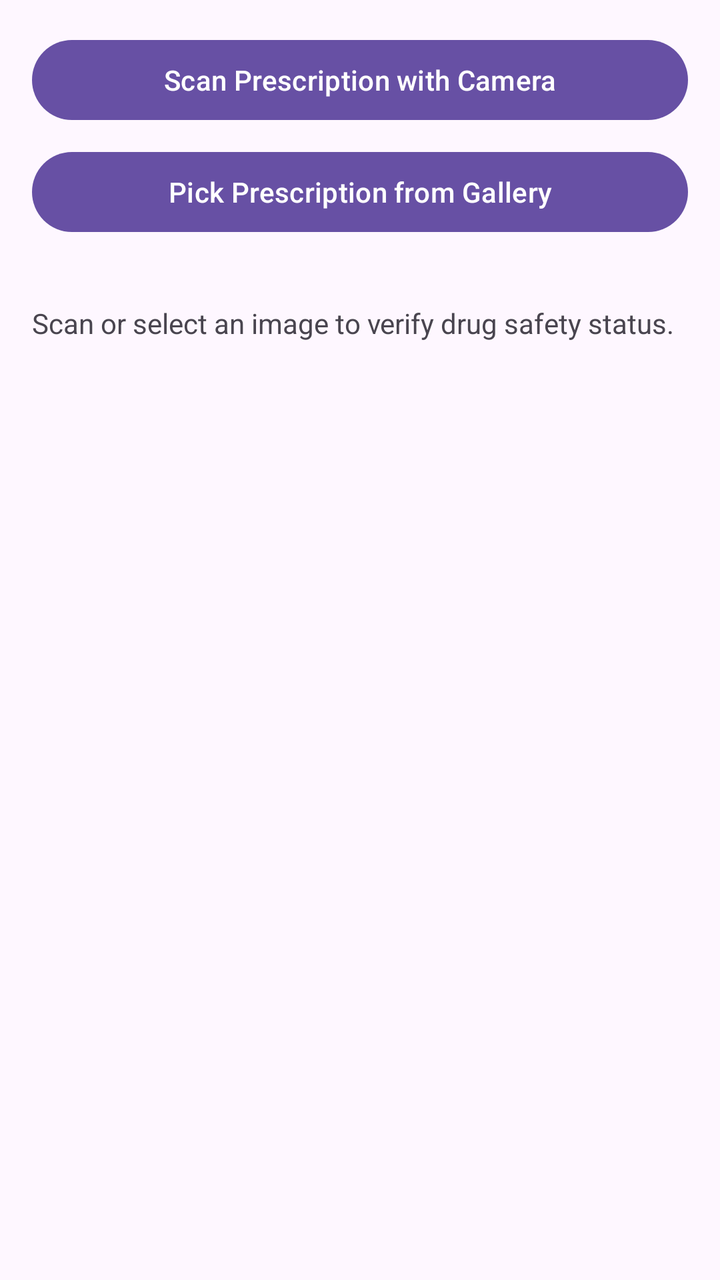
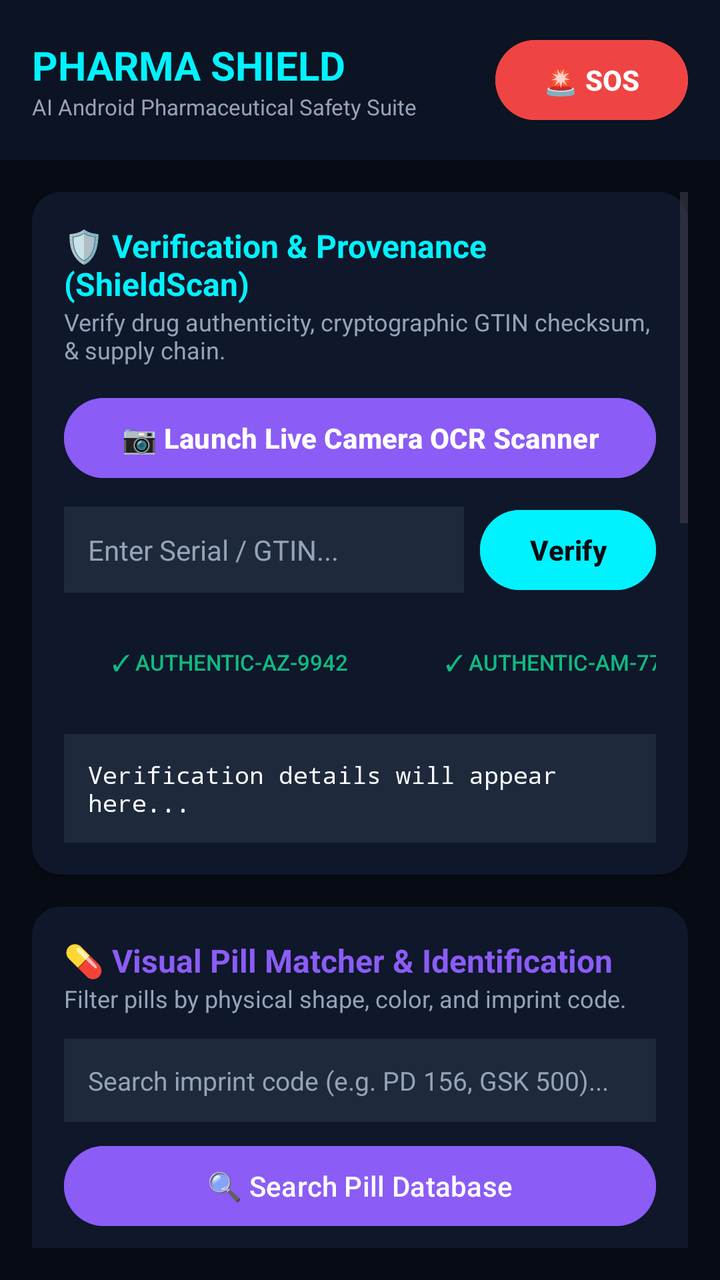

Before-and-after screenshots of an Android layout around one commit, followed by the original layout XML and the change that was made.
<!-- AndroidManifest.xml: application theme Theme.PharmaShield -->
<!-- res/layout/activity_main.xml -->
<?xml version="1.0" encoding="utf-8"?>
<LinearLayout xmlns:android="http://schemas.android.com/apk/res/android"
    android:layout_width="match_parent"
    android:layout_height="match_parent"
    android:orientation="vertical"
    android:padding="16dp">

    <Button
        android:id="@+id/scanButton"
        android:layout_width="match_parent"
        android:layout_height="wrap_content"
        android:text="Scan Prescription with Camera" />

    <Button
        android:id="@+id/galleryButton"
        android:layout_width="match_parent"
        android:layout_height="wrap_content"
        android:layout_marginTop="8dp"
        android:text="Pick Prescription from Gallery" />

    
    <FrameLayout
        android:id="@+id/bannedAlertContainer"
        android:layout_width="match_parent"
        android:layout_height="wrap_content"
        android:layout_marginTop="16dp" />

    <ScrollView
        android:layout_width="match_parent"
        android:layout_height="match_parent"
        android:layout_marginTop="16dp">

        <TextView
            android:id="@+id/resultTextView"
            android:layout_width="match_parent"
            android:layout_height="wrap_content"
            android:text="Scan or select an image to verify drug safety status."
            android:textSize="14sp" />
    </ScrollView>

</LinearLayout>
<!-- resources referenced by this layout -->
<resources>
  <style name="Theme.PharmaShield" parent="Base.Theme.PharmaShield" />
  <style name="Base.Theme.PharmaShield" parent="Theme.Material3.DayNight.NoActionBar">
          
          
      </style>
</resources>

<!-- the commit's change to res/layout/activity_main.xml (unified diff, before → after) -->
@@ -1,41 +1,500 @@
 <?xml version="1.0" encoding="utf-8"?>
 <LinearLayout xmlns:android="http://schemas.android.com/apk/res/android"
+    xmlns:app="http://schemas.android.com/apk/res-auto"
     android:layout_width="match_parent"
     android:layout_height="match_parent"
     android:orientation="vertical"
-    android:padding="16dp">
-
-    <Button
-        android:id="@+id/scanButton"
+    android:background="@color/bg_dark">
+
+    
+    <LinearLayout
         android:layout_width="match_parent"
         android:layout_height="wrap_content"
-        android:text="Scan Prescription with Camera" />
-
-    <Button
-        android:id="@+id/galleryButton"
-        android:layout_width="match_parent"
-        android:layout_height="wrap_content"
-        android:layout_marginTop="8dp"
-        android:text="Pick Prescription from Gallery" />
-
-    
-    <FrameLayout
-        android:id="@+id/bannedAlertContainer"
-        android:layout_width="match_parent"
-        android:layout_height="wrap_content"
-        android:layout_marginTop="16dp" />
+        android:orientation="horizontal"
+        android:padding="16dp"
+        android:background="#0C1322"
+        android:gravity="center_vertical">
+
+        <LinearLayout
+            android:layout_width="0dp"
+            android:layout_height="wrap_content"
+            android:layout_weight="1"
+            android:orientation="vertical">
+
+            <TextView
+                android:layout_width="wrap_content"
+                android:layout_height="wrap_content"
+                android:text="PHARMA SHIELD"
+                android:textColor="@color/cyan_primary"
+                android:textSize="20sp"
+                android:textStyle="bold" />
+
+            <TextView
+                android:layout_width="wrap_content"
+                android:layout_height="wrap_content"
+                android:text="AI Android Pharmaceutical Safety Suite"
+                android:textColor="@color/text_muted"
+                android:textSize="11sp" />
+        </LinearLayout>
+
+        <Button
+            android:id="@+id/btnEmergencySos"
+            android:layout_width="wrap_content"
+            android:layout_height="wrap_content"
+            android:text="🚨 SOS"
+            android:backgroundTint="@color/crimson_danger"
+            android:textColor="#FFFFFF"
+            android:textStyle="bold" />
+    </LinearLayout>
 
     <ScrollView
         android:layout_width="match_parent"
         android:layout_height="match_parent"
-        android:layout_marginTop="16dp">
-
-        <TextView
-            android:id="@+id/resultTextView"
+        android:padding="16dp">
+
+        <LinearLayout
             android:layout_width="match_parent"
             android:layout_height="wrap_content"
-            android:text="Scan or select an image to verify drug safety status."
-            android:textSize="14sp" />
+            android:orientation="vertical">
+
+            
+            <androidx.cardview.widget.CardView
+                android:layout_width="match_parent"
+                android:layout_height="wrap_content"
+                app:cardBackgroundColor="@color/bg_card"
+                app:cardCornerRadius="14dp"
+                app:cardElevation="4dp"
+                android:layout_marginBottom="16dp">
+
+                <LinearLayout
+                    android:layout_width="match_parent"
+                    android:layout_height="wrap_content"
+                    android:orientation="vertical"
+                    android:padding="16dp">
+
+                    <TextView
+                        android:layout_width="wrap_content"
+                        android:layout_height="wrap_content"
+                        android:text="🛡️ Verification &amp; Provenance (ShieldScan)"
+                        android:textColor="@color/cyan_primary"
+                        android:textSize="16sp"
+                        android:textStyle="bold" />
+
+                    <TextView
+                        android:layout_width="wrap_content"
+                        android:layout_height="wrap_content"
+                        android:text="Verify drug authenticity, cryptographic GTIN checksum, &amp; supply chain."
+                        android:textColor="@color/text_muted"
+                        android:textSize="12sp"
+                        android:layout_marginBottom="12dp" />
+
+                    <Button
+                        android:id="@+id/btnCameraScan"
+                        android:layout_width="match_parent"
+                        android:layout_height="wrap_content"
+                        android:text="📷 Launch Live Camera OCR Scanner"
+                        android:backgroundTint="@color/violet_accent"
+                        android:textColor="#FFFFFF"
+                        android:textStyle="bold" />
+
+                    <LinearLayout
+                        android:layout_width="match_parent"
+                        android:layout_height="wrap_content"
+                        android:orientation="horizontal"
+                        android:layout_marginTop="8dp">
+
+                        <EditText
+                            android:id="@+id/etSerialInput"
+                            android:layout_width="0dp"
+                            android:layout_height="wrap_content"
+                            android:layout_weight="1"
+                            android:hint="Enter Serial / GTIN..."
+                            android:textColorHint="@color/text_muted"
+                            android:textColor="@color/text_main"
+                            android:background="@color/bg_input"
+                            android:padding="12dp"
+                            android:textSize="14sp" />
+
+                        <Button
+                            android:id="@+id/btnVerifySerial"
+                            android:layout_width="wrap_content"
+                            android:layout_height="wrap_content"
+                            android:layout_marginStart="8dp"
+                            android:text="Verify"
+                            android:backgroundTint="@color/cyan_primary"
+                            android:textColor="@color/bg_dark"
+                            android:textStyle="bold" />
+                    </LinearLayout>
+
+                    
+                    <HorizontalScrollView
+                        android:layout_width="match_parent"
+                        android:layout_height="wrap_content"
+                        android:layout_marginTop="8dp"
+                        android:scrollbars="none">
+
+                        <LinearLayout
+                            android:layout_width="wrap_content"
+                            android:layout_height="wrap_content"
+                            android:orientation="horizontal">
+
+                            <Button
+                                android:id="@+id/chipAuthentic1"
+                                style="?android:attr/borderlessButtonStyle"
+                                android:layout_width="wrap_content"
+                                android:layout_height="wrap_content"
+                                android:text="✓ AUTHENTIC-AZ-9942"
+                                android:textColor="@color/emerald_success"
+                                android:textSize="11sp" />
+
+                            <Button
+                                android:id="@+id/chipAuthentic2"
+                                style="?android:attr/borderlessButtonStyle"
+                                android:layout_width="wrap_content"
+                                android:layout_height="wrap_content"
+                                android:text="✓ AUTHENTIC-AM-7721"
+                                android:textColor="@color/emerald_success"
+                                android:textSize="11sp" />
+
+                            <Button
+                                android:id="@+id/chipFake"
+                                style="?android:attr/borderlessButtonStyle"
+                                android:layout_width="wrap_content"
+                                android:layout_height="wrap_content"
+                                android:text="⚠️ FAKE-108"
+                                android:textColor="@color/crimson_danger"
+                                android:textSize="11sp" />
+
+                            <Button
+                                android:id="@+id/chipRecalled"
+                                style="?android:attr/borderlessButtonStyle"
+                                android:layout_width="wrap_content"
+                                android:layout_height="wrap_content"
+                                android:text="🛑 RECALLED-404"
+                                android:textColor="@color/amber_warning"
+                                android:textSize="11sp" />
+                        </LinearLayout>
+                    </HorizontalScrollView>
+
+                    
+                    <TextView
+                        android:id="@+id/tvVerificationResult"
+                        android:layout_width="match_parent"
+                        android:layout_height="wrap_content"
+                        android:layout_marginTop="12dp"
+                        android:background="@color/bg_input"
+                        android:padding="12dp"
+                        android:text="Verification details will appear here..."
+                        android:textColor="@color/text_main"
+                        android:textSize="12sp"
+                        android:fontFamily="monospace" />
+                </LinearLayout>
+            </androidx.cardview.widget.CardView>
+
+            
+            <androidx.cardview.widget.CardView
+                android:layout_width="match_parent"
+                android:layout_height="wrap_content"
+                app:cardBackgroundColor="@color/bg_card"
+                app:cardCornerRadius="14dp"
+                app:cardElevation="4dp"
+                android:layout_marginBottom="16dp">
+
+                <LinearLayout
+                    android:layout_width="match_parent"
+                    android:layout_height="wrap_content"
+                    android:orientation="vertical"
+                    android:padding="16dp">
+
+                    <TextView
+                        android:layout_width="wrap_content"
+                        android:layout_height="wrap_content"
+                        android:text="💊 Visual Pill Matcher &amp; Identification"
+                        android:textColor="@color/violet_accent"
+                        android:textSize="16sp"
+                        android:textStyle="bold" />
+
+                    <TextView
+                        android:layout_width="wrap_content"
+                        android:layout_height="wrap_content"
+                        android:text="Filter pills by physical shape, color, and imprint code."
+                        android:textColor="@color/text_muted"
+                        android:textSize="12sp"
+                        android:layout_marginBottom="12dp" />
+
+                    <EditText
+                        android:id="@+id/etPillImprint"
+                        android:layout_width="match_parent"
+                        android:layout_height="wrap_content"
+                        android:hint="Search imprint code (e.g. PD 156, GSK 500)..."
+                        android:textColorHint="@color/text_muted"
+                        android:textColor="@color/text_main"
+                        android:background="@color/bg_input"
+                        android:padding="12dp"
+                        android:textSize="13sp" />
+
+                    <Button
+                        android:id="@+id/btnFilterPills"
+                        android:layout_width="match_parent"
+                        android:layout_height="wrap_content"
+                        android:layout_marginTop="8dp"
+                        android:text="🔍 Search Pill Database"
+                        android:backgroundTint="@color/violet_accent"
+                        android:textColor="#FFFFFF" />
+
+                    <TextView
+                        android:id="@+id/tvPillResults"
+                        android:layout_width="match_parent"
+                        android:layout_height="wrap_content"
+                        android:layout_marginTop="12dp"
+                        android:background="@color/bg_input"
+                        android:padding="12dp"
+                        android:text="Pill matches will be displayed here..."
+                        android:textColor="@color/text_main"
+                        android:textSize="12sp" />
+                </LinearLayout>
+            </androidx.cardview.widget.CardView>
+
+            
+            <androidx.cardview.widget.CardView
+                android:layout_width="match_parent"
+                android:layout_height="wrap_content"
+                app:cardBackgroundColor="@color/bg_card"
+                app:cardCornerRadius="14dp"
+                app:cardElevation="4dp"
+                android:layout_marginBottom="16dp">
+
+                <LinearLayout
+                    android:layout_width="match_parent"
+                    android:layout_height="wrap_content"
+                    android:orientation="vertical"
+                    android:padding="16dp">
+
+                    <TextView
+                        android:layout_width="wrap_content"
+                        android:layout_height="wrap_content"
+                        android:text="⚠️ Multi-Drug Interaction &amp; Health Matrix"
+                        android:textColor="@color/amber_warning"
+                        android:textSize="16sp"
+                        android:textStyle="bold" />
+
+                    <TextView
+                        android:layout_width="wrap_content"
+                        android:layout_height="wrap_content"
+                        android:text="Select active medications &amp; patient health conditions to evaluate hazards."
+                        android:textColor="@color/text_muted"
+                        android:textSize="12sp"
+                        android:layout_marginBottom="8dp" />
+
+                    <CheckBox
+                        android:id="@+id/cbWarfarin"
+                        android:layout_width="wrap_content"
+                        android:layout_height="wrap_content"
+                        android:text="Warfarin (Blood Thinner)"
+                        android:textColor="@color/text_main"
+                        android:checked="true" />
+
+                    <CheckBox
+                        android:id="@+id/cbAspirin"
+                        android:layout_width="wrap_content"
+                        android:layout_height="wrap_content"
+                        android:text="Aspirin (Antiplatelet)"
+                        android:textColor="@color/text_main"
+                        android:checked="true" />
+
+                    <CheckBox
+                        android:id="@+id/cbIbuprofen"
+                        android:layout_width="wrap_content"
+                        android:layout_height="wrap_content"
+                        android:text="Ibuprofen (NSAID Pain Reliever)"
+                        android:textColor="@color/text_main" />
+
+                    <CheckBox
+                        android:id="@+id/cbMetformin"
+                        android:layout_width="wrap_content"
+                        android:layout_height="wrap_content"
+                        android:text="Metformin (Diabetes)"
+                        android:textColor="@color/text_main" />
+
+                    <View
+                        android:layout_width="match_parent"
+                        android:layout_height="1dp"
+                        android:background="@color/bg_input"
+                        android:layout_marginVertical="8dp" />
+
+                    <TextView
+                        android:layout_width="wrap_content"
+                        android:layout_height="wrap_content"
+                        android:text="Patient Conditions:"
+                        android:textColor="@color/cyan_primary"
+                        android:textStyle="bold"
+                        android:textSize="12sp" />
+
+                    <CheckBox
+                        android:id="@+id/cbKidney"
+                        android:layout_width="wrap_content"
+                        android:layout_height="wrap_content"
+                        android:text="Kidney Impairment / Renal Disease"
+                        android:textColor="@color/text_main" />
+
+                    <CheckBox
+                        android:id="@+id/cbPregnancy"
+                        android:layout_width="wrap_content"
+                        android:layout_height="wrap_content"
+                        android:text="Pregnancy / Lactation"
+                        android:textColor="@color/text_main" />
+
+                    <Button
+                        android:id="@+id/btnEvaluateMatrix"
+                        android:layout_width="match_parent"
+                        android:layout_height="wrap_content"
+                        android:layout_marginTop="8dp"
+                        android:text="⚡ Calculate Interaction Hazards"
+                        android:backgroundTint="@color/amber_warning"
+                        android:textColor="@color/bg_dark"
+                        android:textStyle="bold" />
+
+                    <TextView
+                        android:id="@+id/tvInteractionOutput"
+                        android:layout_width="match_parent"
+                        android:layout_height="wrap_content"
+                        android:layout_marginTop="12dp"
+                        android:background="@color/bg_input"
+                        android:padding="12dp"
+                        android:text="Interaction matrix evaluation results..."
+                        android:textColor="@color/text_main"
+                        android:textSize="12sp" />
+                </LinearLayout>
+            </androidx.cardview.widget.CardView>
+
+            
+            <androidx.cardview.widget.CardView
+                android:layout_width="match_parent"
+                android:layout_height="wrap_content"
+                app:cardBackgroundColor="@color/bg_card"
+                app:cardCornerRadius="14dp"
+                app:cardElevation="4dp"
+                android:layout_marginBottom="16dp">
+
+                <LinearLayout
+                    android:layout_width="match_parent"
+                    android:layout_height="wrap_content"
+                    android:orientation="vertical"
+                    android:padding="16dp">
+
+                    <TextView
+                        android:layout_width="wrap_content"
+                        android:layout_height="wrap_content"
+                        android:text="📅 Dose Schedule &amp; Expiry Manager"
+                        android:textColor="@color/emerald_success"
+                        android:textSize="16sp"
+                        android:textStyle="bold" />
+
+                    <TextView
+                        android:id="@+id/tvAdherenceScore"
+                        android:layout_width="wrap_content"
+                        android:layout_height="wrap_content"
+                        android:text="Today's Adherence Score: 25%"
+                        android:textColor="@color/cyan_primary"
+                        android:textSize="14sp"
+                        android:textStyle="bold"
+                        android:layout_marginTop="4dp"
+                        android:layout_marginBottom="8dp" />
+
+                    <CheckBox
+                        android:id="@+id/dose1"
+                        android:layout_width="wrap_content"
+                        android:layout_height="wrap_content"
+                        android:text="Amoxicillin 500mg - Morning (08:00 AM)"
+                        android:textColor="@color/text_main"
+                        android:checked="true" />
+
+                    <CheckBox
+                        android:id="@+id/dose2"
+                        android:layout_width="wrap_content"
+                        android:layout_height="wrap_content"
+                        android:text="Lipitor 20mg - Noon (01:00 PM) [Exp: 14 Days]"
+                        android:textColor="@color/text_main" />
+
+                    <CheckBox
+                        android:id="@+id/dose3"
+                        android:layout_width="wrap_content"
+                        android:layout_height="wrap_content"
+                        android:text="Metformin 500mg - Evening (07:00 PM)"
+                        android:textColor="@color/text_main" />
+
+                    <CheckBox
+                        android:id="@+id/dose4"
+                        android:layout_width="wrap_content"
+                        android:layout_height="wrap_content"
+                        android:text="Lisinopril 10mg - Night (10:00 PM) ⚠️ Exp: 5 Days!"
+                        android:textColor="@color/crimson_danger" />
+
+                    <Button
+                        android:id="@+id/btnAutoRefill"
+                        android:layout_width="match_parent"
+                        android:layout_height="wrap_content"
+                        android:layout_marginTop="8dp"
+                        android:text="⚡ Auto-Refill Expiring Medicines"
+                        android:backgroundTint="@color/emerald_success"
+                        android:textColor="@color/bg_dark"
+                        android:textStyle="bold" />
+                </LinearLayout>
+            </androidx.cardview.widget.CardView>
+
+            
+            <androidx.cardview.widget.CardView
+                android:layout_width="match_parent"
+                android:layout_height="wrap_content"
+                app:cardBackgroundColor="@color/bg_card"
+                app:cardCornerRadius="14dp"
+                app:cardElevation="4dp"
+                android:layout_marginBottom="16dp">
+
+                <LinearLayout
+                    android:layout_width="match_parent"
+                    android:layout_height="wrap_content"
+                    android:orientation="vertical"
+                    android:padding="16dp">
+
+                    <TextView
+                        android:layout_width="wrap_content"
+                        android:layout_height="wrap_content"
+                        android:text="📢 Recall Radar &amp; Verified Chemist Network"
+                        android:textColor="@color/crimson_danger"
+                        android:textSize="16sp"
+                        android:textStyle="bold" />
+
+                    <TextView
+                        android:layout_width="wrap_content"
+                        android:layout_height="wrap_content"
+                        android:text="Live advisory recall notices &amp; verified nearby authentic pharmacies."
+                        android:textColor="@color/text_muted"
+                        android:textSize="12sp"
+                        android:layout_marginBottom="8dp" />
+
+                    <TextView
+                        android:layout_width="match_parent"
+                        android:layout_height="wrap_content"
+                        android:background="@color/bg_input"
+                        android:padding="12dp"
+                        android:text="🚨 FDA RECALL NOTICE: Zantac (Ranitidine HCl 150mg) Batch BATCH-RNT-404 recalled due to trace NDMA impurity."
+                        android:textColor="@color/crimson_danger"
+                        android:textSize="12sp" />
+
+                    <Button
+                        android:id="@+id/btnCallPharmacy"
+                        android:layout_width="match_parent"
+                        android:layout_height="wrap_content"
+                        android:layout_marginTop="8dp"
+                        android:text="📞 Call ShieldCare Central Pharmacy (+1-800-555-0199)"
+                        android:backgroundTint="@color/cyan_primary"
+                        android:textColor="@color/bg_dark"
+                        android:textStyle="bold" />
+                </LinearLayout>
+            </androidx.cardview.widget.CardView>
+
+        </LinearLayout>
     </ScrollView>
 
 </LinearLayout>
<!-- resource entries referenced after the edit -->
@@ -1,5 +1,15 @@
 <!-- resources referenced by this layout -->
 <resources>
+  <color name="amber_warning">#F59E0B</color>
+  <color name="bg_card">#0F172A</color>
+  <color name="bg_dark">#070B14</color>
+  <color name="bg_input">#1E293B</color>
+  <color name="crimson_danger">#EF4444</color>
+  <color name="cyan_primary">#00F2FE</color>
+  <color name="emerald_success">#10B981</color>
+  <color name="text_main">#F8FAFC</color>
+  <color name="text_muted">#94A3B8</color>
+  <color name="violet_accent">#8B5CF6</color>
   <style name="Theme.PharmaShield" parent="Base.Theme.PharmaShield" />
   <style name="Base.Theme.PharmaShield" parent="Theme.Material3.DayNight.NoActionBar">
           
